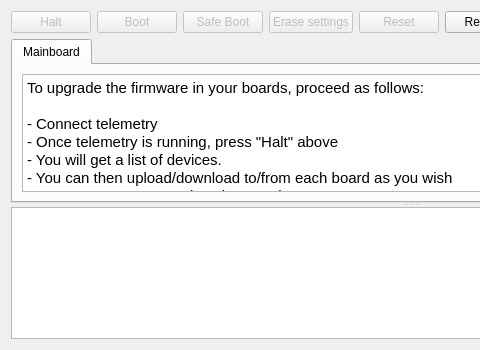
openpilot/OpenPilot, file ground/openpilotgcs/src/plugins/uploader/uploader.ui: the form before one commit; both pictures show x 0 to 480 and y 0 to 350 of the 822 by 350 pixel window.
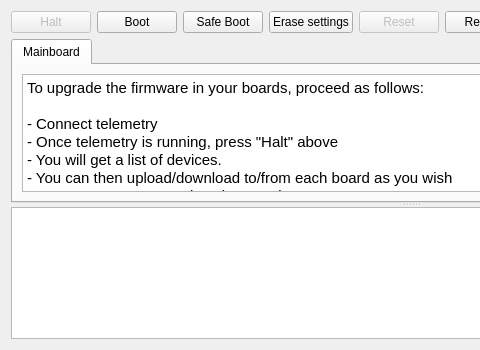
The form after the commit. Icons and pictures are not drawn.

Commit message:
OP-874 UI does not relies on enabled state but set button state at widget initialization, fixes for styles
+review OPReview-421

Diff of the .ui file:
```diff
--- a/ground/openpilotgcs/src/plugins/uploader/uploader.ui
+++ b/ground/openpilotgcs/src/plugins/uploader/uploader.ui
@@ -35,7 +35,7 @@
      <item>
       <widget class="QPushButton" name="bootButton">
        <property name="enabled">
-        <bool>false</bool>
+        <bool>true</bool>
        </property>
        <property name="toolTip">
         <string>Boots the system.
@@ -53,7 +53,7 @@
      <item>
       <widget class="QPushButton" name="safeBootButton">
        <property name="enabled">
-        <bool>false</bool>
+        <bool>true</bool>
        </property>
        <property name="toolTip">
         <string>Boots the system into safe mode (ie. default HwSettings).
@@ -71,7 +71,7 @@
      <item>
       <widget class="QPushButton" name="eraseBootButton">
        <property name="enabled">
-        <bool>false</bool>
+        <bool>true</bool>
        </property>
        <property name="toolTip">
         <string>&lt;html&gt;&lt;head/&gt;&lt;body&gt;&lt;p&gt;Reboot the board and clear its settings memory.&lt;/p&gt;&lt;p&gt;        Useful if the board cannot boot properly.&lt;/p&gt;&lt;p&gt;        Blue led starts blinking quick for 20-30 seconds than the board will start normally&lt;/p&gt;&lt;p&gt;&lt;br/&gt;&lt;/p&gt;&lt;p&gt;If telemetry is not running, select the link using the dropdown&lt;/p&gt;&lt;p&gt;menu on the right.&lt;/p&gt;&lt;p&gt;PLEASE NOTE: Supported with bootloader versions 4.0 and earlier&lt;/p&gt;&lt;/body&gt;&lt;/html&gt;</string>
```
The commit also changes 2 other files.
